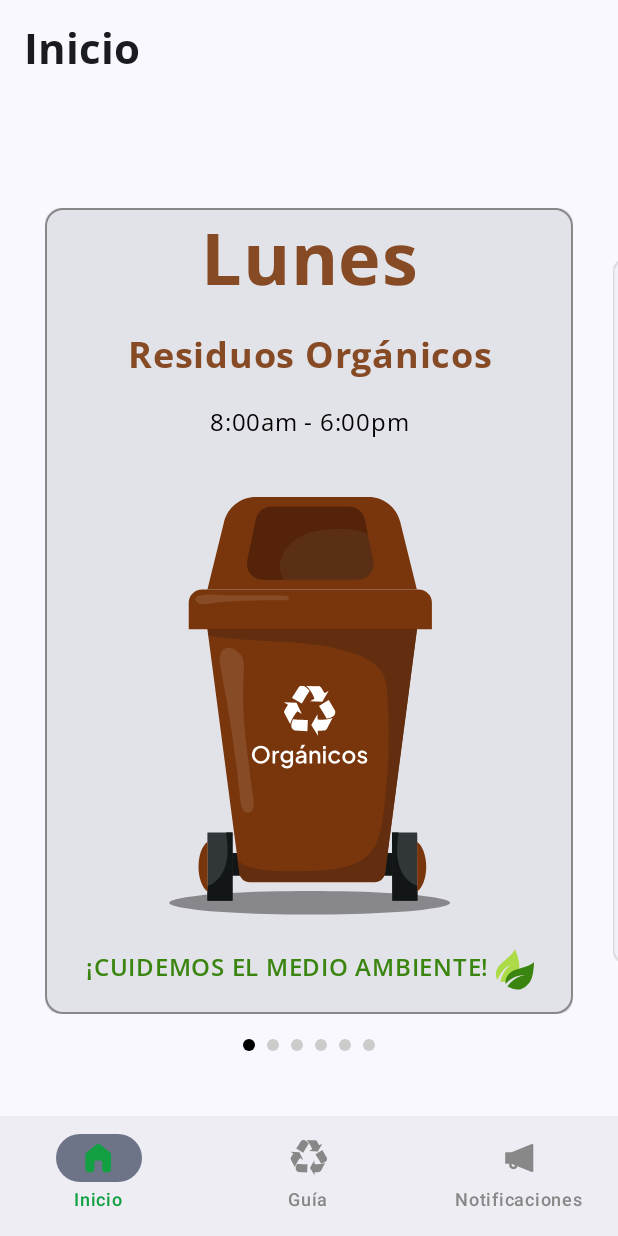
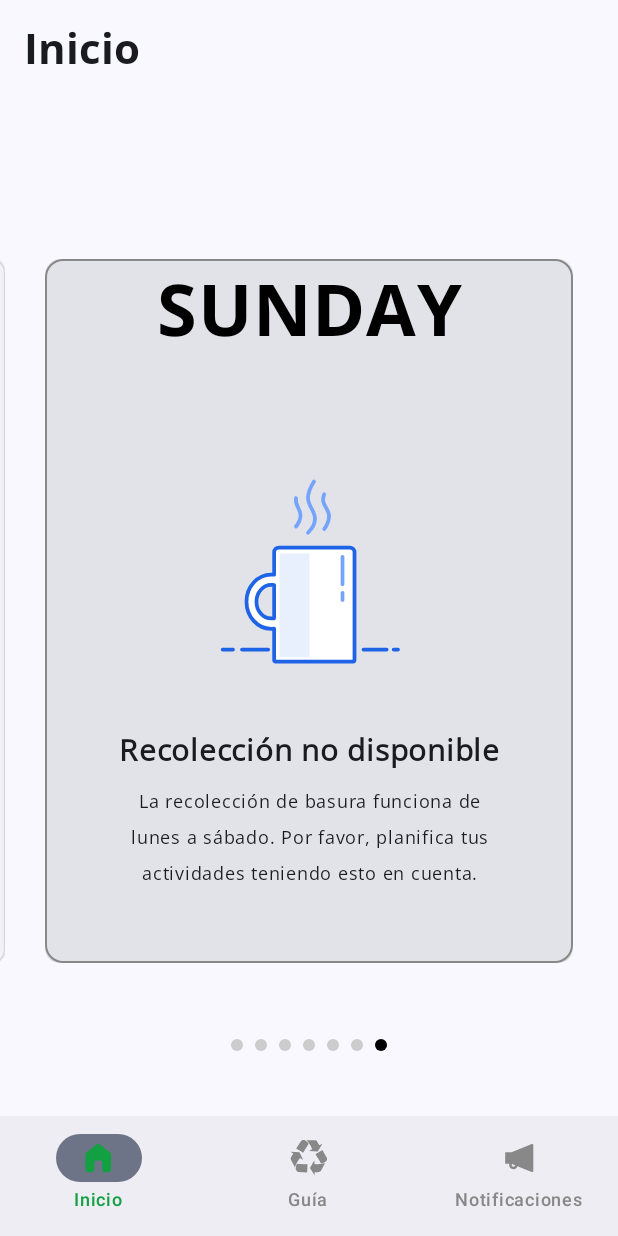
Before and after one commit to ahuamana/EcoDay, an Android app built with Jetpack Compose: the DashboardScreen screen opened through its navigation route, on a phone screen of 412 x 824 dp. Run offline under Robolectric (Android 15) with nearby library versions, the phone set to English and light mode, and no system bars; our stand-ins replace Dagger/Hilt's generated code; libraries missing offline, so code that uses them is left out: com.google.ai.client.

Commit message:
if applied this will integrate and empty recolecction from sunday

```diff
--- a/app/src/main/java/com/ahuaman/ecoday/data/FakeItemsDays.kt
+++ b/app/src/main/java/com/ahuaman/ecoday/data/FakeItemsDays.kt
@@ -14,6 +14,7 @@ object FakeItemsDays {
             ItemDayInformation(EDWeekDay.THURSDAY.dayName, false, DayInfo(EDWeekDay.THURSDAY)),
             ItemDayInformation(EDWeekDay.FRIDAY.dayName, true, DayInfo(EDWeekDay.FRIDAY)),
             ItemDayInformation(EDWeekDay.SATURDAY.dayName, false, DayInfo(EDWeekDay.SATURDAY)),
+            ItemDayInformation(EDWeekDay.SUNDAY.dayName, true, DayInfo(EDWeekDay.SUNDAY))
         )
     }
 }
--- /dev/null
+++ b/app/src/main/java/com/ahuaman/ecoday/screens/composables/CustomCardNone.kt
@@ -0,0 +1,91 @@
+package com.ahuaman.ecoday.screens.composables
+
+import androidx.compose.foundation.Image
+import androidx.compose.foundation.isSystemInDarkTheme
+import androidx.compose.foundation.layout.Arrangement
+import androidx.compose.foundation.layout.Box
+import androidx.compose.foundation.layout.Column
+import androidx.compose.foundation.layout.Row
+import androidx.compose.foundation.layout.Spacer
+import androidx.compose.foundation.layout.fillMaxSize
+import androidx.compose.foundation.layout.fillMaxWidth
+import androidx.compose.foundation.layout.height
+import androidx.compose.foundation.shape.RoundedCornerShape
+import androidx.compose.material3.Card
+import androidx.compose.material3.Text
+import androidx.compose.runtime.Composable
+import androidx.compose.ui.Alignment
+import androidx.compose.ui.Modifier
+import androidx.compose.ui.draw.alpha
+import androidx.compose.ui.graphics.Color
+import androidx.compose.ui.res.colorResource
+import androidx.compose.ui.res.painterResource
+import androidx.compose.ui.res.stringResource
+import androidx.compose.ui.text.font.Font
+import androidx.compose.ui.text.font.FontFamily
+import androidx.compose.ui.text.style.TextAlign
+import androidx.compose.ui.tooling.preview.Preview
+import androidx.compose.ui.unit.dp
+import androidx.compose.ui.unit.sp
+import com.ahuaman.ecoday.R
+import com.ahuaman.ecoday.domain.home.DayInfo
+import com.ahuaman.ecoday.domain.home.EDWeekDay
+import com.ahuaman.ecoday.domain.home.ItemDayInformation
+
+@Composable
+fun CustomCardNone(
+    modifier: Modifier = Modifier,
+    itemDayInformation: ItemDayInformation
+    ) {
+    Card(modifier = modifier, shape = RoundedCornerShape(16.dp)) {
+        CardContentNone(itemDayInformation)
+    }
+}
+
+@Composable
+private fun CardContentNone(itemDayInformation: ItemDayInformation) {
+    val isDarkTheme = isSystemInDarkTheme()
+
+    Box {
+        Column(
+            horizontalAlignment = Alignment.CenterHorizontally,
+            modifier = Modifier.fillMaxSize()) {
+
+            Text(
+                text = itemDayInformation.week.weekDay.name,
+                modifier = Modifier.fillMaxWidth(),
+                textAlign = TextAlign.Center,
+                color = colorResource(id = R.color.black),
+                fontFamily = FontFamily(Font(R.font.opensans_bold)),
+                fontSize = 48.sp
+            )
+
+            Spacer(modifier = Modifier.height(16.dp))
+
+
+            CustomEmptyStateScreen(
+                image = R.drawable.ic_coffee_empty,
+                title = "Recolección no disponible",
+                description = "La recolección de basura funciona de lunes a sábado. Por favor, planifica tus actividades teniendo esto en cuenta."
+            )
+
+        }
+
+    }
+
+
+}
+
+
+@Preview
+@Composable
+private fun CustomCardOrganicAndInorganicPrev() {
+
+    val itemDayInformation = ItemDayInformation(
+        day = "DOMINGO",
+        week = DayInfo(EDWeekDay.SUNDAY),
+        isOrganic = true
+    )
+
+    CustomCardNone(modifier = Modifier.fillMaxWidth(), itemDayInformation = itemDayInformation)
+}
--- a/app/src/main/java/com/ahuaman/ecoday/screens/composables/SliderComposable.kt
+++ b/app/src/main/java/com/ahuaman/ecoday/screens/composables/SliderComposable.kt
@@ -41,8 +41,11 @@ import androidx.compose.ui.unit.dp
 import androidx.compose.ui.util.lerp
 import com.ahuaman.ecoday.data.FakeItemsDays
 import com.ahuaman.ecoday.domain.dashboard.DashboardStates
+import com.ahuaman.ecoday.domain.home.DayInfo
+import com.ahuaman.ecoday.domain.home.EDWeekDay
 import com.ahuaman.ecoday.domain.home.ItemDayInformation
 import com.ahuaman.ecoday.utils.UtilsDay
+import java.time.DayOfWeek
 import kotlin.math.absoluteValue
 
 @Composable
@@ -108,10 +111,18 @@ fun SliderImageComposableWithScaleAnim(
                     .shadow(10.dp, shape = RoundedCornerShape(10.dp)),
             ){
 
-                if(pageCount[page].isOrganic)
-                    CustomCardOrganic(item = pageCount[page])
-                else
-                CustomCardUnOrganic(item = pageCount[page])
+                when(pageCount[page].week.weekDay){
+                    EDWeekDay.SUNDAY -> {
+                        CustomCardNone(itemDayInformation = pageCount[page])
+                    }
+                    else -> {
+                        if(pageCount[page].isOrganic)
+                            CustomCardOrganic(item = pageCount[page])
+                        else
+                            CustomCardUnOrganic(item = pageCount[page])
+                    }
+                }
+
 
             }
         }
--- a/app/src/main/java/com/ahuaman/ecoday/screens/viewmodels/DashboardViewModel.kt
+++ b/app/src/main/java/com/ahuaman/ecoday/screens/viewmodels/DashboardViewModel.kt
@@ -60,7 +60,7 @@ class DashboardViewModel @Inject constructor() : ViewModel() {
             )
             val inputContent = content {
                 image(bitmap)
-                text("his is organic or inoganic container, dont use the labels written on the item? The result give me on a JSON format and in Spanish. where include classification, type, percentage in the JSON format like this-- \n" +
+                text("This is organic or inoganic container, dont use the labels written on the item? The result give me on a JSON format and in Spanish. where include classification, type, percentage in the JSON format like this-- \n" +
                         "\n" +
                         "{\n" +
                         "\"classification\": \"\",\n" +
--- /dev/null
+++ b/app/src/main/res/drawable/ic_coffee_empty.xml
@@ -0,0 +1,50 @@
+<vector xmlns:android="http://schemas.android.com/apk/res/android"
+    android:width="250dp"
+    android:height="200dp"
+    android:viewportWidth="250"
+    android:viewportHeight="200">
+
+
+  <path
+      android:pathData="M99.94,133.19L101.43,133.14V154.14C101.43,154.62 101.82,155 102.3,155H154.14C154.61,155 155,154.62 155,154.14V82.15C155,80.41 153.58,79 151.83,79H104.6C102.85,79 101.43,80.41 101.43,82.15V97.12L99.94,97.07C99.77,97.07 99.59,97.06 99.42,97.06C90.38,97.06 83,105.12 83,115.13C83,125.14 90.38,133.2 99.42,133.2C99.59,133.2 99.77,133.2 99.94,133.19ZM100.11,126.29C99.88,126.31 99.65,126.32 99.42,126.32C93.96,126.32 89.64,121.26 89.64,115.13C89.64,109 93.96,103.95 99.42,103.95C99.65,103.95 99.88,103.96 100.11,103.97L101.43,104.08V126.18L100.11,126.29Z"
+      android:strokeLineJoin="round"
+      android:strokeWidth="2.5"
+      android:fillColor="#ffffff"
+      android:fillType="evenOdd"
+      android:strokeColor="#1F64E7"/>
+  <path
+      android:pathData="M147,85.18V103.5M147,109.18V113.93V109.18Z"
+      android:strokeLineJoin="round"
+      android:strokeWidth="2.5"
+      android:fillColor="#00000000"
+      android:strokeColor="#75A4FE"
+      android:strokeLineCap="round"/>
+  <path
+      android:pathData="M67.13,147H74M181.13,147H184M161,147H176.43M80,147H97.45"
+      android:strokeLineJoin="round"
+      android:strokeWidth="2.5"
+      android:fillColor="#00000000"
+      android:strokeColor="#1F64E7"
+      android:strokeLineCap="round"/>
+  <path
+      android:pathData="M128,35C125.33,39.21 124,42.88 124,46C124,51.56 128.65,54.04 128.65,60.06C128.65,63.12 127.1,66.15 124,69.16"
+      android:strokeWidth="2.5"
+      android:fillColor="#00000000"
+      android:strokeColor="#75A4FE"
+      android:strokeLineCap="round"/>
+  <path
+      android:pathData="M116,46C115.13,51.51 119,52.53 119,57.47C119,59.98 118,62.49 116,65"
+      android:strokeWidth="2.5"
+      android:fillColor="#00000000"
+      android:strokeColor="#75A4FE"
+      android:strokeLineCap="round"/>
+  <path
+      android:pathData="M134.79,43.47C133.47,46.89 134.22,48.98 134.79,50.2C136.03,52.83 138,55.09 138,57.76C138,60.86 136.93,63.84 134.79,66.71"
+      android:strokeWidth="2.5"
+      android:fillColor="#00000000"
+      android:strokeColor="#75A4FE"
+      android:strokeLineCap="round"/>
+  <path
+      android:pathData="M105,84C105,83.45 105.45,83 106,83L125,83V152H106C105.45,152 105,151.55 105,151V84Z"
+      android:fillColor="#E8F0FE"/>
+</vector>
```
